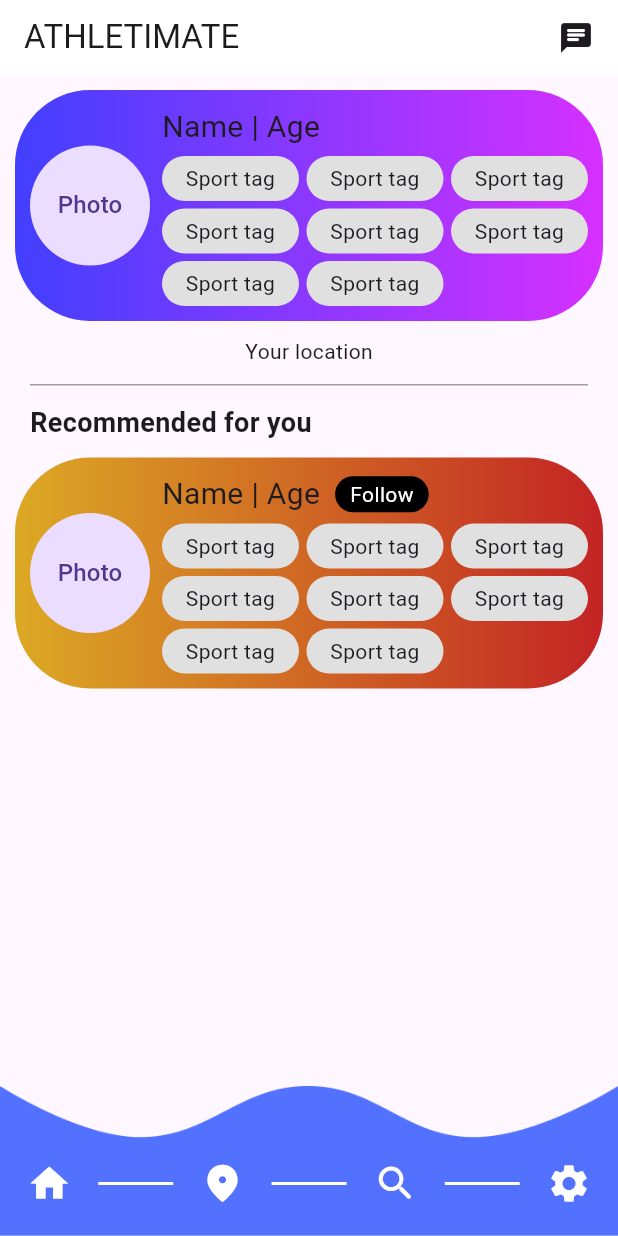
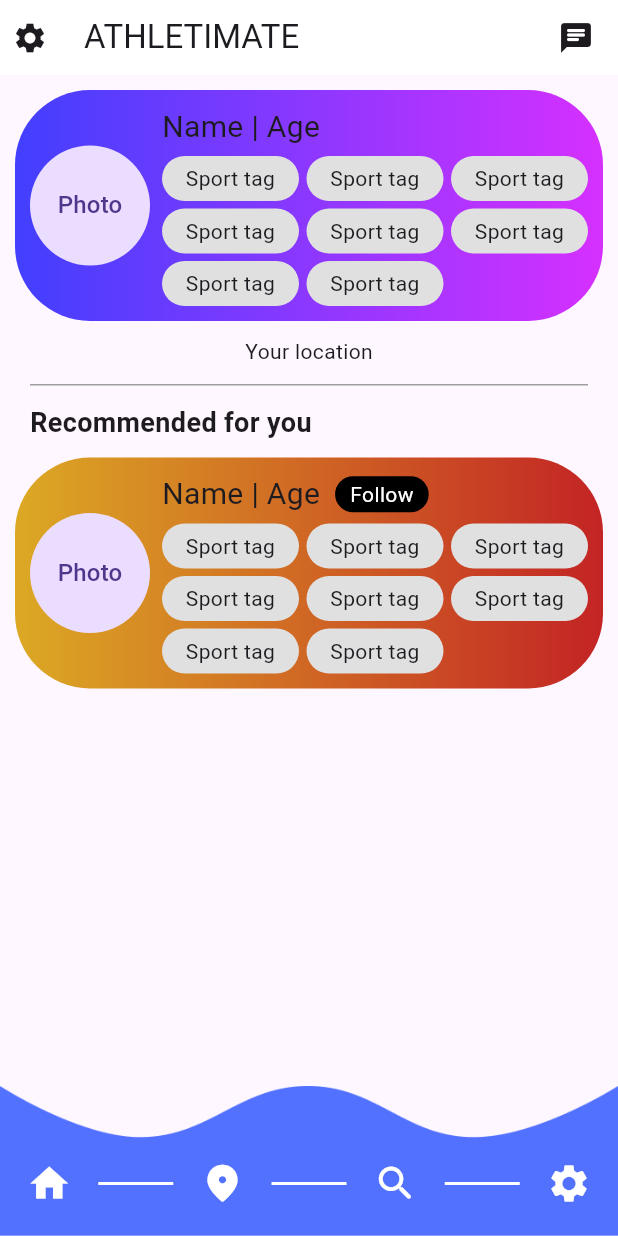
Before and after one commit to ryanwei469/AthletiMate, a Flutter app: the Dashboard screen opened directly, on a phone screen of 412 x 824 dp. Run offline on Flutter 3.47's test engine with Material 3 defaults, Android fonts, the light colour scheme and no system bars; our stand-ins replace google_maps_flutter; statements that could not run were skipped.

Commit message:
navbars updated to fit

```diff
--- a/lib/components/homeBar.dart
+++ b/lib/components/homeBar.dart
@@ -1,10 +1,19 @@
 import 'package:athletimate/chatList.dart';
+import 'package:athletimate/settings.dart';
 import 'package:flutter/material.dart';
 
 AppBar HomeBar(BuildContext context){
   return AppBar(
-    leading: const SizedBox.shrink(),
-    leadingWidth: 0,
+    leading: IconButton(
+      icon: Icon(Icons.settings),
+      onPressed: (){
+        Navigator.of(context).push(
+          MaterialPageRoute(builder: (context) => Settings())
+        );
+      },
+    ),
+    // SizedBox.shrink(),
+    leadingWidth: 40,
     toolbarHeight: 50,
     backgroundColor: Colors.white,
     title: Row(
```
Also changed, not shown: lib/components/exploreBar.dart (+7 -2 lines), lib/components/topBar.dart (+3 -23 lines).
